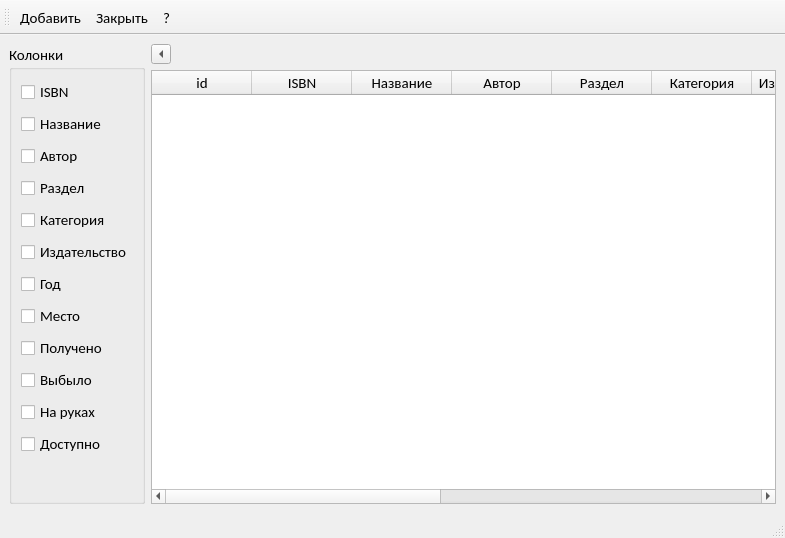
Before: the Qt Designer form librarian/books.ui in Skyrim78/Librarian, drawn with Qt 5.
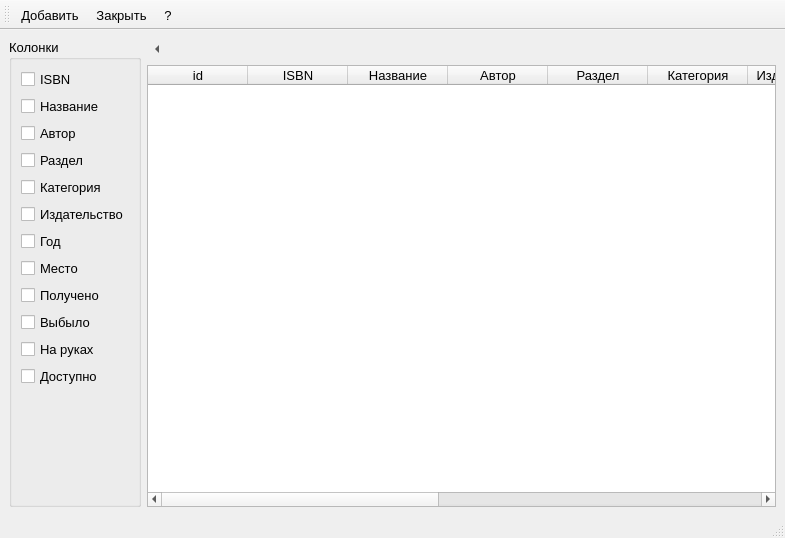
After: the same form once the commit is applied.

Patch:
```diff
--- a/librarian/books.ui
+++ b/librarian/books.ui
@@ -12,8 +12,8 @@
   </property>
   <property name="font">
    <font>
-    <family>Calibri</family>
-    <pointsize>11</pointsize>
+    <family>Ubuntu</family>
+    <pointsize>10</pointsize>
    </font>
   </property>
   <property name="windowTitle">
@@ -157,6 +157,9 @@
             <property name="checkable">
              <bool>true</bool>
             </property>
+            <property name="autoRaise">
+             <bool>true</bool>
+            </property>
             <property name="arrowType">
              <enum>Qt::LeftArrow</enum>
             </property>
@@ -198,7 +201,7 @@
            <bool>false</bool>
           </attribute>
           <attribute name="verticalHeaderDefaultSectionSize">
-           <number>27</number>
+           <number>23</number>
           </attribute>
           <column>
            <property name="text">
```
